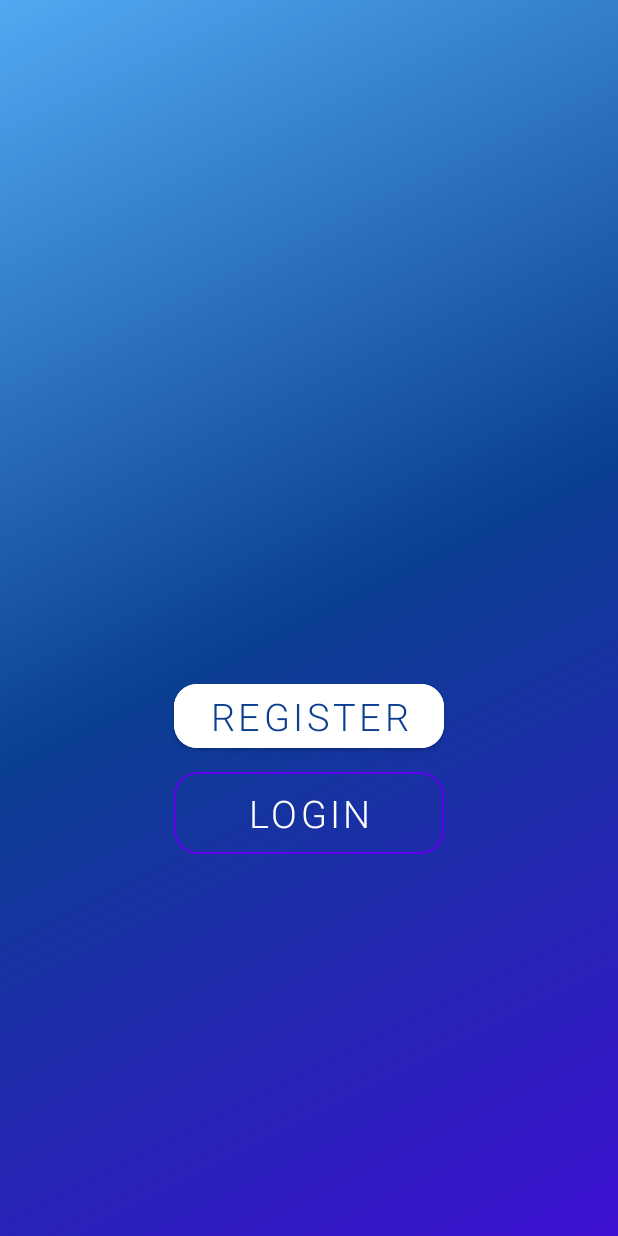
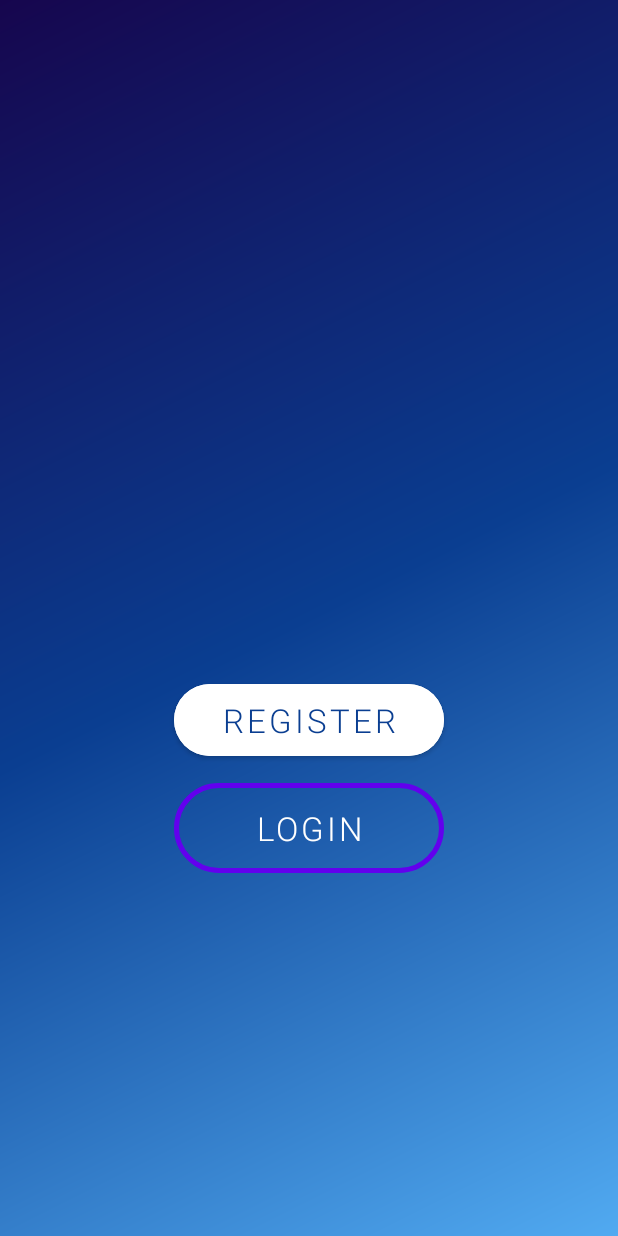
Before and after one commit to VSen910/Room-Booking-App, an Android app: the login_singUp screen opened directly, with no data from a screen before it, on a phone screen of 412 x 824 dp. Run offline under Robolectric (Android 15) with nearby library versions, the phone set to English and light mode, and no system bars.

Commit message:
Created Login Activity and Register Activity

```diff
--- a/app/src/main/res/drawable/gradient.xml
+++ b/app/src/main/res/drawable/gradient.xml
@@ -2,8 +2,8 @@
 <shape xmlns:android="http://schemas.android.com/apk/res/android"
     android:shape="rectangle">
     <gradient
-        android:startColor="@color/gradient"
+        android:startColor="#16064E"
         android:endColor="#51AAF1"
         android:centerColor="@color/primary"
-        android:angle="135" />
+        android:angle="315" />
 </shape>
--- a/app/src/main/res/drawable/tbutton.xml
+++ b/app/src/main/res/drawable/tbutton.xml
@@ -1,14 +1,14 @@
 <?xml version="1.0" encoding="utf-8"?>
 <selector xmlns:android="http://schemas.android.com/apk/res/android">
     <item><shape>
-        <stroke android:width="1dp" android:color="#160060" />
+        <stroke  android:width="5px" android:color="@color/black"/>
 
         <solid android:color="@android:color/transparent" />
 
         <corners
-            android:bottomLeftRadius="15dp"
-            android:bottomRightRadius="15dp"
-            android:topLeftRadius="15dp"
-            android:topRightRadius="15dp" />
+            android:bottomLeftRadius="30dp"
+            android:bottomRightRadius="30dp"
+            android:topLeftRadius="30dp"
+            android:topRightRadius="30dp" />
     </shape></item>
 </selector>
--- a/app/src/main/res/layout/activity_login_sing_up.xml
+++ b/app/src/main/res/layout/activity_login_sing_up.xml
@@ -11,28 +11,26 @@
 
   <Button
       android:layout_width="180dp"
-      android:layout_height="wrap_content"
+      android:layout_height="60dp"
       android:layout_below="@+id/login"
       android:layout_centerInParent="true"
-      android:layout_marginTop="10dp"
-
+      android:layout_marginTop="12dp"
       android:background="@drawable/tbutton"
       android:fontFamily="sans-serif-light"
       android:text="login"
-      android:textSize="25dp" />
+      android:textSize="22dp" />
 
   <Button
+      android:id="@+id/login"
       android:layout_width="180dp"
-      android:layout_height="wrap_content"
+      android:layout_height="60dp"
       android:layout_centerHorizontal="true"
+      android:layout_marginTop="450dp"
       android:backgroundTint="@color/white"
       android:fontFamily="sans-serif-light"
       android:text="Register"
       android:textColor="@color/primary"
-      android:textSize="25dp"
-      app:cornerRadius="15dp"
-      android:id="@+id/login"
-      android:layout_marginTop="450dp"
-      />
+      android:textSize="22sp"
+      app:cornerRadius="30dp" />
 
 </RelativeLayout>
--- a/app/src/main/res/values/colors.xml
+++ b/app/src/main/res/values/colors.xml
@@ -10,4 +10,5 @@
     <color name="primary">#0a3e91</color>
     <color name="gradient">#3c0fd1</color>
     <color name="border">#160060</color>
+    <color name="start">#10023F</color>
 </resources>
```
Also changed, not shown: app/src/main/AndroidManifest.xml (+9 -3 lines), app/src/main/java/com/example/roombookingapp/LoginActivity.java (added, +14 -0 lines), app/src/main/java/com/example/roombookingapp/RegisterActivity.java (added, +14 -0 lines), app/src/main/res/layout/activity_login.xml (added, +80 -0 lines), app/src/main/res/layout/activity_register.xml (added, +108 -0 lines).
